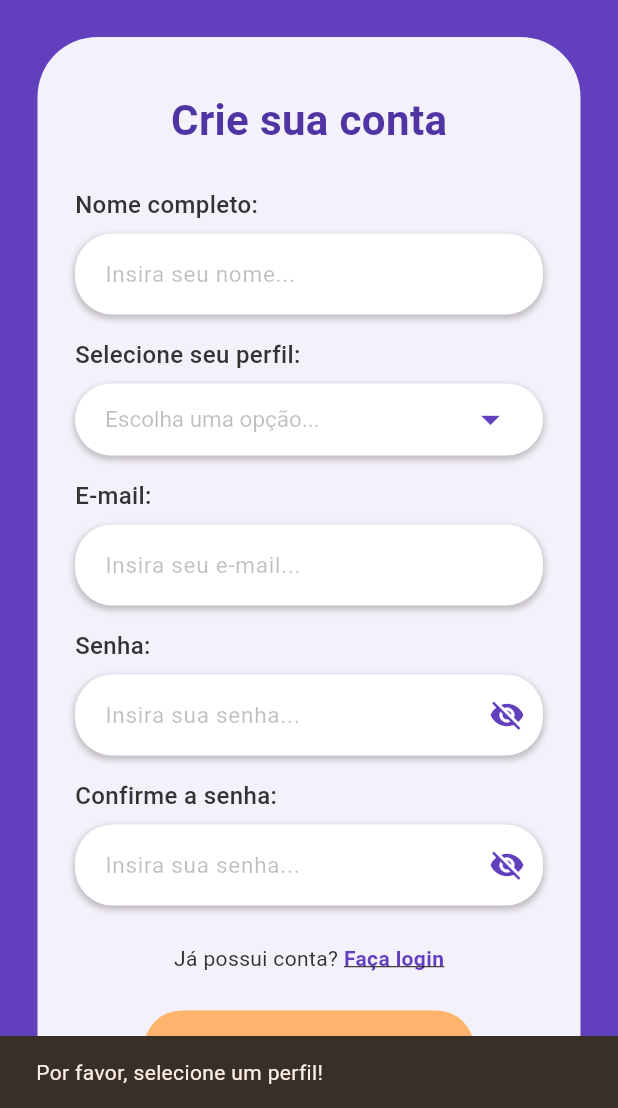
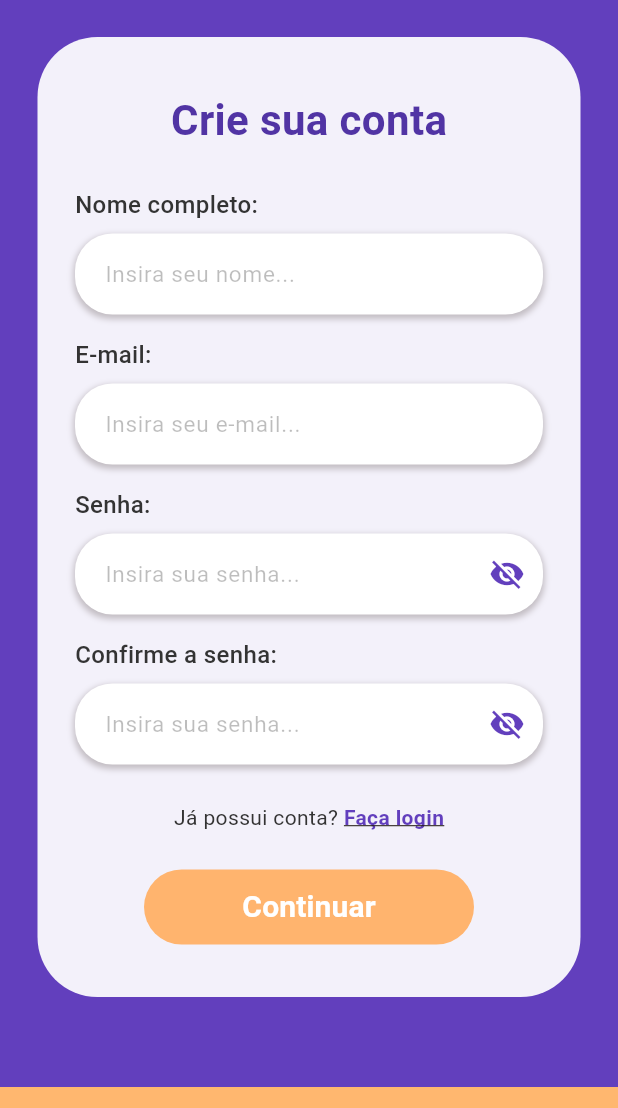
Before and after one commit to serrabruna/sinais-de-inclusao, a Flutter app: the CadastroPage screen opened by its route, after a tap on "Continuar", on a phone screen of 412 x 824 dp, the part 128-1236 px from its top. Run offline on Flutter 3.47's test engine with Material 3 defaults, Android fonts, the phone set to English and light mode, and no system bars; our stand-ins replace carousel_slider, dio, shared_preferences; missing offline and left inert: dio_cache_interceptor, dio_cache_interceptor_hive_store; accounts and stored records are empty.

Commit message:
Cadastro Aluno

```diff
--- a/sinais_de_inclusao/lib/modules/cadastro/cadastro_page.dart
+++ b/sinais_de_inclusao/lib/modules/cadastro/cadastro_page.dart
@@ -17,10 +17,6 @@ class _CadastroPageState extends State<CadastroPage> {
   late TextEditingController _emailController;
   late TextEditingController _senhaController;
   late TextEditingController _senhaConfirmacaoController;
-
-  String? _perfilSelecionado;
-
-  final List<String> _opcoesPerfil = ['Admin', 'Aluno'];
 
   bool _carregando = false;
   bool _ocultarSenha = true;
@@ -45,16 +41,11 @@ class _CadastroPageState extends State<CadastroPage> {
   }
 
   void _enviarDados() async {
-      if (_perfilSelecionado == null) {
-        ScaffoldMessenger.of(context).showSnackBar(
-          const SnackBar(content: Text('Por favor, selecione um perfil!')),
-        );
-        return;
-      }
-      if (_senhaController.text.trim() != _senhaConfirmacaoController.text.trim()) {
-        ScaffoldMessenger.of(context).showSnackBar(
-          const SnackBar(content: Text('As senhas não coincidem!')),
-        );
+    if (_senhaController.text.trim() !=
+        _senhaConfirmacaoController.text.trim()) {
+      ScaffoldMessenger.of(
+        context,
+      ).showSnackBar(const SnackBar(content: Text('As senhas não coincidem!')));
       return;
     }
 
@@ -69,18 +60,22 @@ class _CadastroPageState extends State<CadastroPage> {
           'email': _emailController.text.trim(),
           'password': _senhaController.text.trim(),
           'name': _nomeController.text.trim(),
-            'role': _perfilSelecionado!.toLowerCase(),
+          'role': 'aluno',
         },
       );
 
       if (response.statusCode == 201) {
         if (!mounted) return;
-          ScaffoldMessenger.of(context).showSnackBar(const SnackBar(content: Text('Conta criada!')));
+        ScaffoldMessenger.of(
+          context,
+        ).showSnackBar(const SnackBar(content: Text('Conta criada!')));
         Navigator.pushNamedAndRemoveUntil(context, '/login', (route) => false);
       }
     } on DioException catch (e) {
       String erro = e.response?.data['error'] ?? 'Erro ao cadastrar';
-        ScaffoldMessenger.of(context).showSnackBar(SnackBar(content: Text(erro), backgroundColor: Colors.red));
+      ScaffoldMessenger.of(context).showSnackBar(
+        SnackBar(content: Text(erro), backgroundColor: Colors.red),
+      );
     } finally {
       if (mounted) setState(() => _carregando = false);
     }
@@ -135,18 +130,6 @@ class _CadastroPageState extends State<CadastroPage> {
                     controller: _nomeController,
                     hintText: 'Insira seu nome...',
                   ),
-                  const SizedBox(height: 15),
-
-                  const Text(
-                    'Selecione seu perfil:',
-                    style: TextStyle(
-                      color: Color(0xFF333333),
-                      fontSize: 16,
-                      fontWeight: FontWeight.w500,
-                    ),
-                  ),
-                  const SizedBox(height: 8),
-                  _construirCampoSelect(),
                   const SizedBox(height: 15),
 
                   const Text(
@@ -207,7 +190,9 @@ class _CadastroPageState extends State<CadastroPage> {
                     obscureText: _ocultarConfirmacaoSenha,
                     suffixIcon: IconButton(
                       icon: Icon(
-                        _ocultarConfirmacaoSenha ? Icons.visibility_off : Icons.visibility,
+                        _ocultarConfirmacaoSenha
+                            ? Icons.visibility_off
+                            : Icons.visibility,
                         color: const Color(0xFF623FBD),
                       ),
                       onPressed: () {
@@ -222,7 +207,7 @@ class _CadastroPageState extends State<CadastroPage> {
                   Center(
                     child: GestureDetector(
                       onTap: () {},
-                      child:  Text.rich(
+                      child: Text.rich(
                         TextSpan(
                           text: 'Já possui conta? ',
                           style: TextStyle(
@@ -238,7 +223,10 @@ class _CadastroPageState extends State<CadastroPage> {
                                 decoration: TextDecoration.underline,
                               ),
                               recognizer: TapGestureRecognizer()
-                                ..onTap = () => Navigator.pushReplacementNamed(context, '/login'),
+                                ..onTap = () => Navigator.pushReplacementNamed(
+                                  context,
+                                  '/login',
+                                ),
                             ),
                           ],
                         ),
@@ -284,48 +272,6 @@ class _CadastroPageState extends State<CadastroPage> {
     );
   }
 
-  Widget _construirCampoSelect() {
-    return Container(
-      padding: const EdgeInsets.symmetric(horizontal: 20),
-      decoration: BoxDecoration(
-        color: Colors.white,
-        borderRadius: BorderRadius.circular(25),
-        boxShadow: [
-          BoxShadow(
-            color: const Color.fromARGB(91, 106, 94, 94),
-            spreadRadius: 1,
-            blurRadius: 3,
-            offset: const Offset(0, 2),
-          ),
-        ],
-      ),
-      child: DropdownButtonHideUnderline(
-        child: DropdownButton<String>(
-          value: _perfilSelecionado,
-          hint: const Text(
-            'Escolha uma opção...',
-            style: TextStyle(color: Colors.black26, fontSize: 15),
-          ),
-          isExpanded: true,
-          icon: const Icon(
-            Icons.arrow_drop_down,
-            color: Color(0xFF623FBD),
-            size: 30,
-          ),
-          style: const TextStyle(color: Colors.black, fontSize: 16),
-          borderRadius: BorderRadius.circular(20),
-          onChanged: (String? novoValor) {
-            setState(() {
-              _perfilSelecionado = novoValor;
-            });
-          },
-          items: _opcoesPerfil.map<DropdownMenuItem<String>>((String valor) {
-            return DropdownMenuItem<String>(value: valor, child: Text(valor));
-          }).toList(),
-        ),
-      ),
-    );
-  }
 
   Widget _construirCampoTexto({
     required TextEditingController controller,
```
Lines whose indentation alone changed are shown as unchanged.
